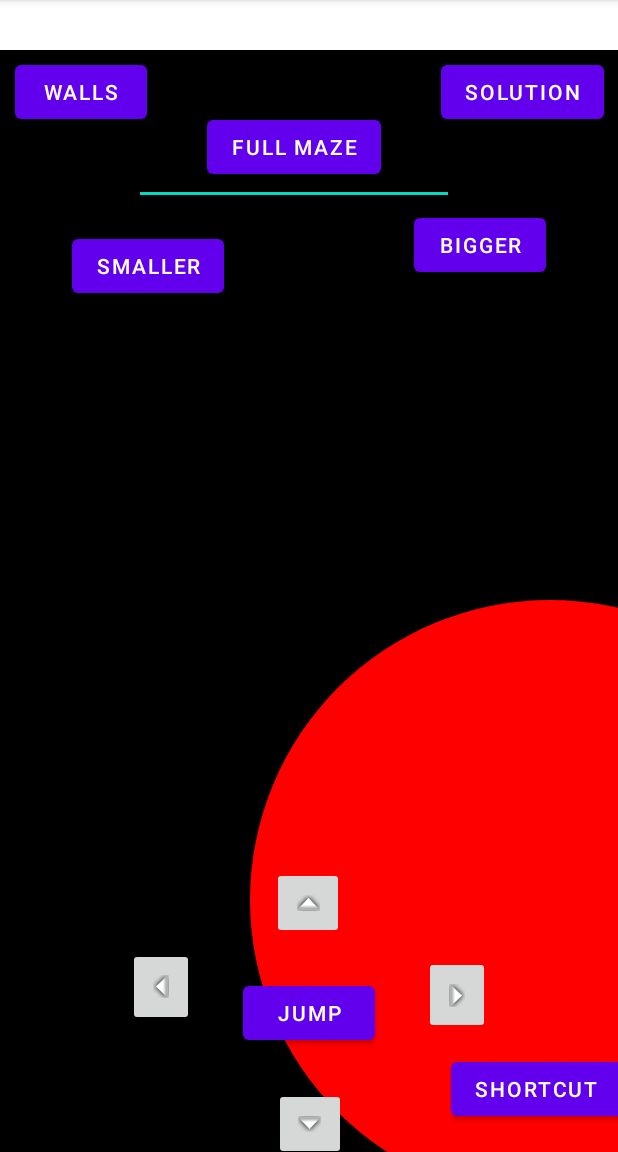
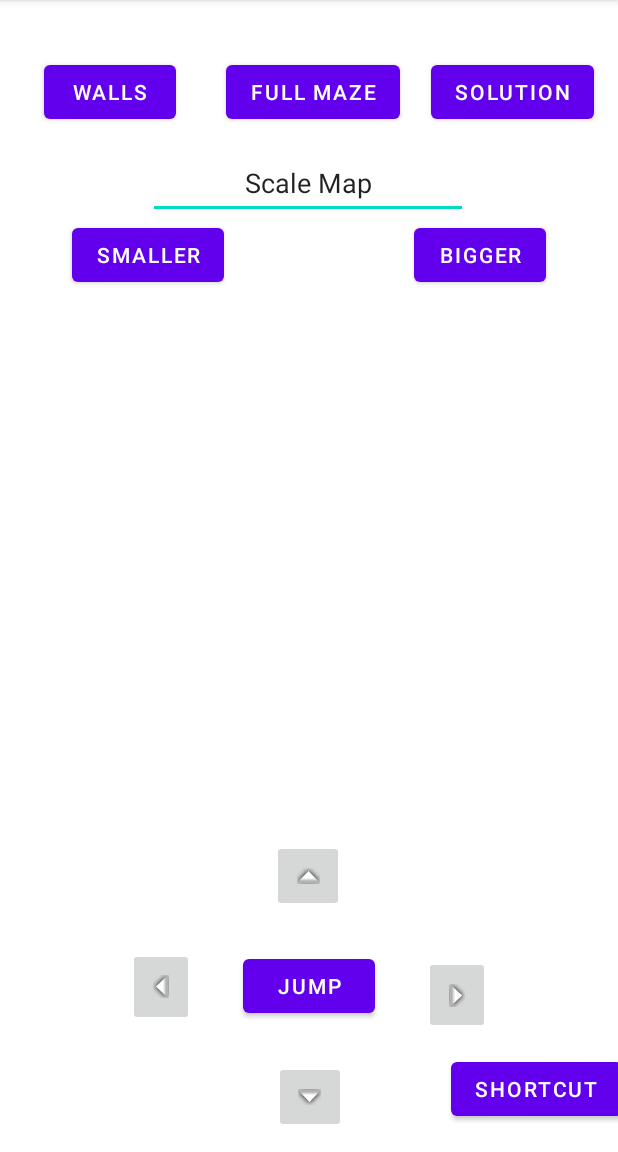
Before and after one commit to githubamp/AMazeByAlexPopa, an Android app: the PlayManuallyActivity screen opened directly, with no data from a screen before it, on a phone screen of 412 x 824 dp, the part 84-1236 px from its top. Run offline under Robolectric (Android 15) with nearby library versions, the phone set to English and light mode, and no system bars.

Commit message:
Fixed some layout issues

```diff
--- a/app/src/main/java/edu/wm/cs/cs301/AlexPopa/gui/MazePanel.java
+++ b/app/src/main/java/edu/wm/cs/cs301/AlexPopa/gui/MazePanel.java
@@ -20,7 +20,7 @@ public class MazePanel extends View {
         super(context, attrs);
         canvas = new Canvas();
         paint = new Paint();
-        drawManual();
+        drawManual(canvas);
     }
 
     public MazePanel(Context context){
@@ -28,10 +28,10 @@ public class MazePanel extends View {
         canvas = new Canvas();
         paint = new Paint();
         paint.setColor(Color.RED);
-        drawManual();
+        drawManual(canvas);
     }
 
-    public void drawManual(){
+    public void drawManual(Canvas canvas){
         canvas.drawColor(Color.WHITE);
         paint.setColor(Color.BLACK);
         canvas.drawRect(0, 1000,2000,50, paint);
@@ -42,12 +42,12 @@ public class MazePanel extends View {
 
     @Override
     public void onDraw(Canvas canvas){
-        setLayoutParams(new ConstraintLayout.LayoutParams(1200, 2000));
+        /*setLayoutParams(new ConstraintLayout.LayoutParams(1200, 2000));
         canvas.drawColor(Color.WHITE);
         paint.setColor(Color.BLACK);
         canvas.drawRect(0, 1000,2000,50, paint);
         canvas.drawRect(0, 2000,2000,500, paint);
         paint.setColor(Color.RED);
-        canvas.drawCircle(550, 900, 300, paint);
+        canvas.drawCircle(550, 900, 300, paint);*/
     }
 }
--- a/app/src/main/java/edu/wm/cs/cs301/AlexPopa/gui/PlayManuallyActivity.java
+++ b/app/src/main/java/edu/wm/cs/cs301/AlexPopa/gui/PlayManuallyActivity.java
@@ -118,7 +118,7 @@ public class PlayManuallyActivity extends AppCompatActivity {
         });
 
         Button jump = (Button) findViewById(R.id.Jump);
-        right.setOnClickListener(new View.OnClickListener(){
+        jump.setOnClickListener(new View.OnClickListener(){
             public void onClick(View view){
                 Snackbar j = Snackbar.make(findViewById(android.R.id.content), "Pressed jump", 500);
                 j.show();
--- a/app/src/main/res/layout/manual_maze.xml
+++ b/app/src/main/res/layout/manual_maze.xml
@@ -25,17 +25,16 @@
         android:id="@+id/Maze"
         android:layout_width="wrap_content"
         android:layout_height="wrap_content"
-        android:layout_marginStart="20dp"
         android:layout_marginTop="37dp"
         android:layout_marginEnd="20dp"
-        android:layout_marginBottom="646dp"
+        android:layout_marginBottom="5dp"
         android:text="@string/full_maze"
-        app:layout_constraintBottom_toBottomOf="parent"
-        app:layout_constraintEnd_toStartOf="@+id/Solution"
-        app:layout_constraintHorizontal_bias="0.166"
-        app:layout_constraintStart_toEndOf="@+id/Walls"
+        app:layout_constraintBottom_toTopOf="@+id/editTextTextPersonName10"
+        app:layout_constraintEnd_toEndOf="parent"
+        app:layout_constraintHorizontal_bias="0.547"
+        app:layout_constraintStart_toStartOf="parent"
         app:layout_constraintTop_toTopOf="parent"
-        app:layout_constraintVertical_bias="1.0" />
+        app:layout_constraintVertical_bias="0.0" />
 
     <Button
         android:id="@+id/Solution"
@@ -152,7 +151,6 @@
         android:id="@+id/editTextTextPersonName10"
         android:layout_width="wrap_content"
         android:layout_height="wrap_content"
-        android:layout_marginStart="3dp"
         android:layout_marginTop="3dp"
         android:layout_marginEnd="3dp"
         android:ems="10"
@@ -160,9 +158,12 @@
         android:minHeight="48dp"
         android:text="Scale Map"
         android:textAlignment="center"
-        app:layout_constraintEnd_toStartOf="@+id/Solution"
-        app:layout_constraintStart_toEndOf="@+id/Walls"
-        app:layout_constraintTop_toBottomOf="@+id/Walls" />
+        app:layout_constraintBottom_toBottomOf="parent"
+        app:layout_constraintEnd_toEndOf="parent"
+        app:layout_constraintHorizontal_bias="0.505"
+        app:layout_constraintStart_toStartOf="parent"
+        app:layout_constraintTop_toBottomOf="@+id/Walls"
+        app:layout_constraintVertical_bias="0.015" />
 
     <Button
         android:id="@+id/button"
@@ -170,12 +171,12 @@
         android:layout_height="wrap_content"
         android:layout_marginStart="63dp"
         android:layout_marginEnd="63dp"
-        android:layout_marginBottom="433dp"
         android:text="Smaller"
-        app:layout_constraintBottom_toTopOf="@+id/Jump"
+        app:layout_constraintBottom_toBottomOf="parent"
         app:layout_constraintEnd_toStartOf="@+id/button2"
         app:layout_constraintStart_toStartOf="parent"
-        app:layout_constraintTop_toBottomOf="@+id/editTextTextPersonName10" />
+        app:layout_constraintTop_toBottomOf="@+id/editTextTextPersonName10"
+        app:layout_constraintVertical_bias="0.0" />
 
     <Button
         android:id="@+id/button2"
@@ -188,6 +189,7 @@
         app:layout_constraintBottom_toTopOf="@+id/Right"
         app:layout_constraintEnd_toEndOf="parent"
         app:layout_constraintStart_toEndOf="@+id/button"
-        app:layout_constraintTop_toBottomOf="@+id/editTextTextPersonName10" />
+        app:layout_constraintTop_toBottomOf="@+id/editTextTextPersonName10"
+        app:layout_constraintVertical_bias="0.0" />
 
 </androidx.constraintlayout.widget.ConstraintLayout>
```
